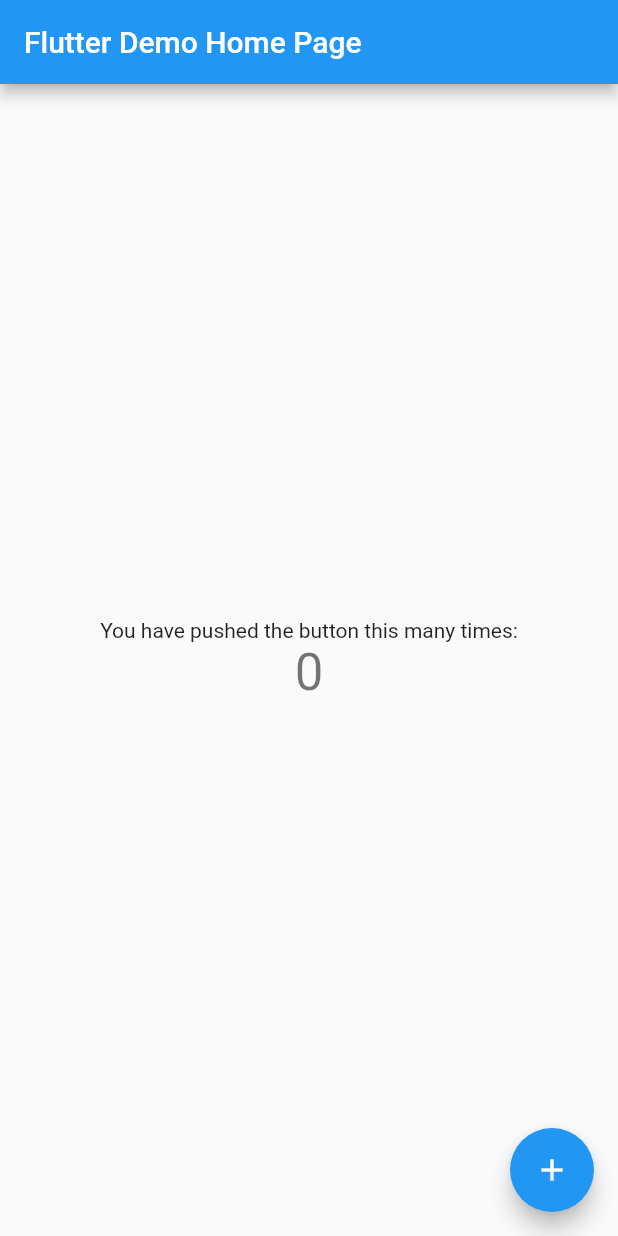
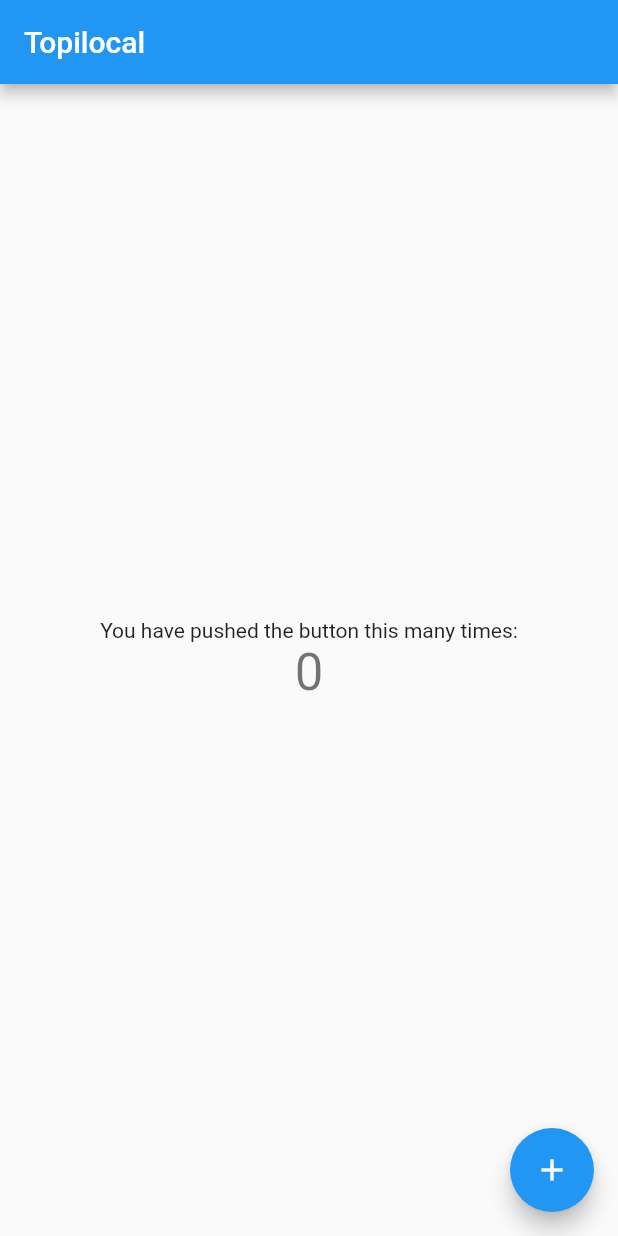
Before and after one commit to kimjaehu/topilocal_app, a Flutter app: the screen it shows after launch, on a phone screen of 412 x 824 dp. Run offline on Flutter 3.47's test engine with Material 2 defaults, Android fonts, the phone set to English and light mode, and no system bars.

Commit message:
cleaned some coding

```diff
--- a/lib/main.dart
+++ b/lib/main.dart
@@ -6,11 +6,11 @@ class MyApp extends StatelessWidget {
   @override
   Widget build(BuildContext context) {
     return MaterialApp(
-      title: 'Flutter Demo',
+      title: 'Topilocal',
       theme: ThemeData(
         primarySwatch: Colors.blue,
       ),
-      home: MyHomePage(title: 'Flutter Demo Home Page'),
+      home: MyHomePage(title: 'Topilocal'),
     );
   }
 }
```
